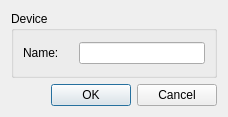
This is qLights/Forms/dlgDevice.ui in AKuhle/aDev as Qt 5 draws it before an edit. The edited form follows.
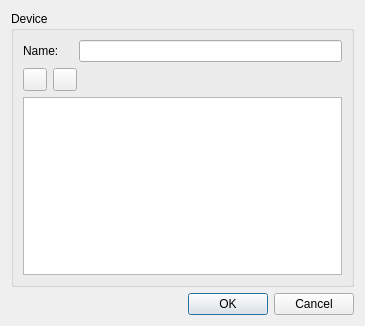
This is the edited form. Icons and pictures are not drawn.

What changed in the file:
```diff
--- a/qLights/Forms/dlgDevice.ui
+++ b/qLights/Forms/dlgDevice.ui
@@ -6,20 +6,20 @@
    <rect>
     <x>0</x>
     <y>0</y>
-    <width>228</width>
-    <height>117</height>
+    <width>365</width>
+    <height>326</height>
    </rect>
   </property>
   <property name="windowTitle">
    <string>Dialog</string>
   </property>
-  <layout class="QVBoxLayout" name="verticalLayout">
+  <layout class="QVBoxLayout" name="verticalLayout_2">
    <item>
     <widget class="QGroupBox" name="groupBox">
      <property name="title">
       <string>Device</string>
      </property>
-     <layout class="QVBoxLayout" name="verticalLayout_2">
+     <layout class="QVBoxLayout" name="verticalLayout">
       <item>
        <layout class="QHBoxLayout" name="horizontalLayout">
         <item>
@@ -40,6 +40,48 @@
         </item>
        </layout>
       </item>
+      <item>
+       <layout class="QHBoxLayout" name="horizontalLayout_2">
+        <item>
+         <widget class="QToolButton" name="m_pBtnAddChannel">
+          <property name="text">
+           <string/>
+          </property>
+          <property name="icon">
+           <iconset resource="../../aFrame/Resource/aFrame.qrc">
+            <normaloff>:/Standard/Icons/32/plus.png</normaloff>:/Standard/Icons/32/plus.png</iconset>
+          </property>
+         </widget>
+        </item>
+        <item>
+         <widget class="QToolButton" name="m_pBtnRemoveChannel">
+          <property name="text">
+           <string/>
+          </property>
+          <property name="icon">
+           <iconset resource="../../aFrame/Resource/aFrame.qrc">
+            <normaloff>:/Standard/Icons/32/minus.png</normaloff>:/Standard/Icons/32/minus.png</iconset>
+          </property>
+         </widget>
+        </item>
+        <item>
+         <spacer name="horizontalSpacer">
+          <property name="orientation">
+           <enum>Qt::Orientation::Horizontal</enum>
+          </property>
+          <property name="sizeHint" stdset="0">
+           <size>
+            <width>40</width>
+            <height>20</height>
+           </size>
+          </property>
+         </spacer>
+        </item>
+       </layout>
+      </item>
+      <item>
+       <widget class="QListView" name="listView"/>
+      </item>
      </layout>
     </widget>
    </item>
```
Left out of the diff: 4 changed lines with no effect on the pictures.
